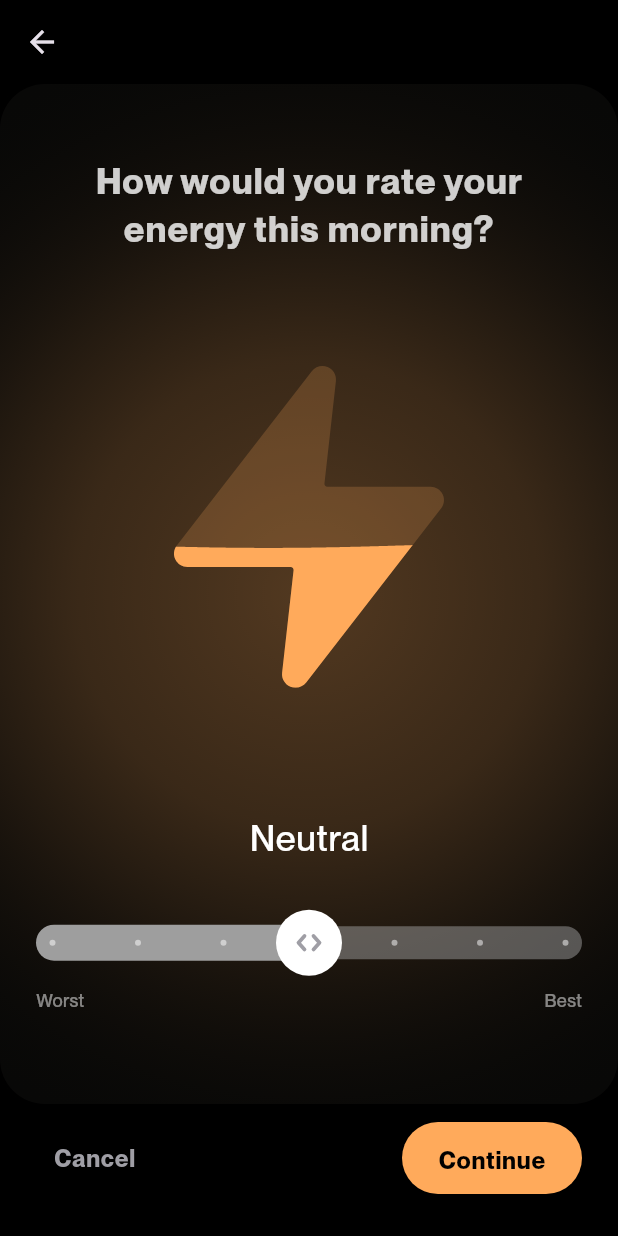
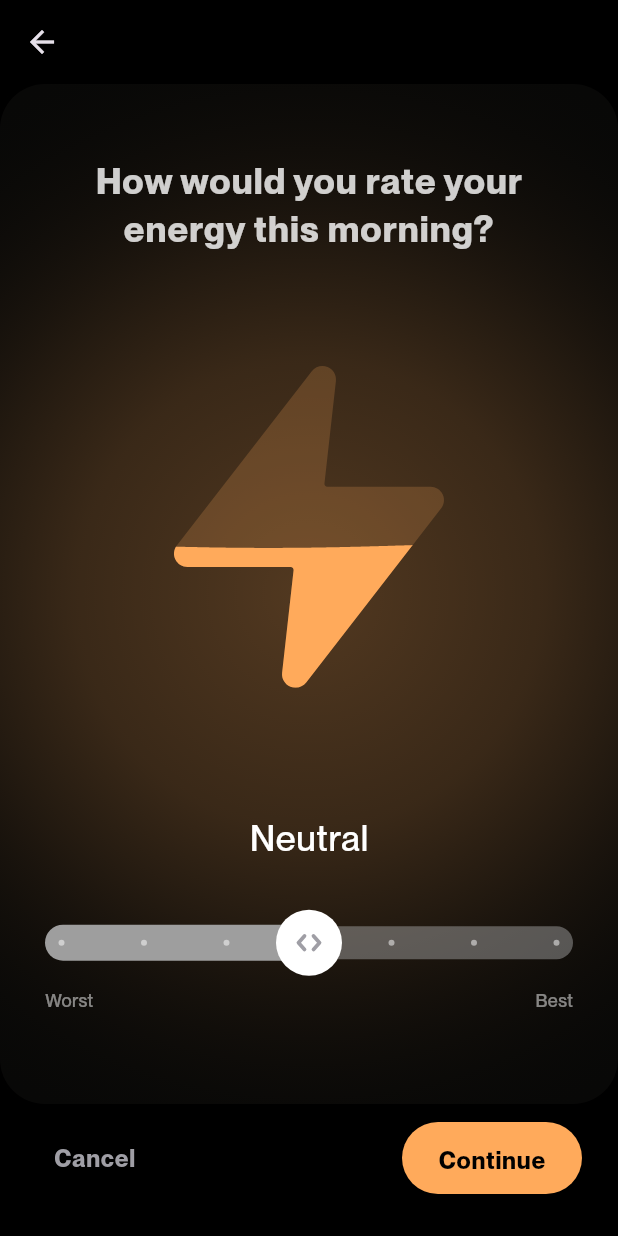
Before and after one commit to nicolaxs69/BiaApp, a Flutter app: the screen it shows after launch, on a phone screen of 412 x 824 dp. Run offline on Flutter 3.47's test engine with Material 3 defaults, Android fonts, the phone set to English and light mode, and no system bars.

Commit message:
Refactor EnergyRatingScreen: extract constants, improve button actions, and enhance slider label display

```diff
--- a/lib/presentation/energy_rating/screens/energy_rating_screen.dart
+++ b/lib/presentation/energy_rating/screens/energy_rating_screen.dart
@@ -5,6 +5,7 @@ import 'package:bia_app/presentation/energy_rating/widgets/custom_slider.dart';
 import 'package:bia_app/presentation/energy_rating/widgets/ligthning_bolt_widget/ligthning_widget.dart';
 import 'package:flutter/material.dart';
 import 'package:bia_app/assets/configs/constants/app_strings.dart';
+
 
 class EnergyRatingScreen extends StatefulWidget {
   const EnergyRatingScreen({super.key});
@@ -14,8 +15,35 @@ class EnergyRatingScreen extends StatefulWidget {
 }
 
 class _EnergyRatingScreenState extends State<EnergyRatingScreen> {
-  double _sliderValue = 4.0; // Initialize with middle value
-  double divisionOffsetFactor = 6 * 1.1;
+
+  static const double _initialSliderValue = 4.0;
+  static const double _divisionOffsetFactor = 6 * 1.1;
+  static const double _contentPadding = 24.0;
+  static const double _sliderHorizontalPadding = 30.0;
+  static const double _borderRadius = 30.0;
+
+  double _sliderValue = _initialSliderValue;
+
+  String _getEnergyLevelText(double value) {
+    switch (value.toInt()) {
+      case 1:
+        return AppStrings.energyStatusExhausted;
+      case 2:
+        return AppStrings.energyStatusTired;
+      case 3:
+        return AppStrings.energyStatusSlightlyTired;
+      case 4:
+        return AppStrings.energyStatusNeutral;
+      case 5:
+        return AppStrings.energyStatusSlightlyEnergized;
+      case 6:
+        return AppStrings.energyStatusEnergized;
+      case 7:
+        return AppStrings.energyStatusVeryEnergized;
+      default:
+        return '';
+    }
+  }
 
   @override
   Widget build(BuildContext context) {
@@ -25,29 +53,38 @@ class _EnergyRatingScreenState extends State<EnergyRatingScreen> {
         backgroundColor: Colors.transparent,
         elevation: 0,
         leading: BackButton(
-          onPressed: () {},
+          onPressed: () => Navigator.of(context).pop(),
         ),
       ),
       body: Column(
         children: [
-          Expanded(
-            child: _mainContent(),
-          ),
-          buttonsContent()
+          Expanded(child: _mainContent()),
+          _buttonsContent(),
         ],
       ),
     );
   }
 
-  Widget buttonsContent() {
+  Widget _buttonsContent() {
     return Container(
       color: AppColors.layoutBackground,
-      padding: const EdgeInsets.fromLTRB(24, 12, 24, 28),
+      padding: const EdgeInsets.fromLTRB(
+        _contentPadding,
+        _contentPadding / 2,
+        _contentPadding,
+        _contentPadding + 4,
+      ),
       child: Row(
         mainAxisAlignment: MainAxisAlignment.spaceBetween,
         children: [
-          CancelButton(title: AppStrings.buttonCancel, onPressed: () {}),
-          ContinueButton(title: AppStrings.buttonContinue, onPressed: () {}),
+          CancelButton(
+            title: AppStrings.buttonCancel,
+            onPressed: () => Navigator.of(context).pop(),
+          ),
+          ContinueButton(
+            title: AppStrings.buttonContinue,
+            onPressed: (){},
+          ),
         ],
       ),
     );
@@ -58,7 +95,7 @@ class _EnergyRatingScreenState extends State<EnergyRatingScreen> {
       decoration: BoxDecoration(
         color: AppColors.brown.withOpacity(0.3),
         borderRadius: const BorderRadius.all(
-          Radius.circular(30),
+          Radius.circular(_borderRadius),
         ),
       ),
       child: Stack(
@@ -74,7 +111,7 @@ class _EnergyRatingScreenState extends State<EnergyRatingScreen> {
                 const SizedBox(height: 76),
                 _energyLevelIcon(),
                 const SizedBox(height: 84),
-                _energyStatusDescriptionTect(),
+                _energyStatusDescriptionText(),
                 const SizedBox(height: 24),
                 _energyRatingSlider(),
               ],
@@ -85,10 +122,10 @@ class _EnergyRatingScreenState extends State<EnergyRatingScreen> {
     );
   }
 
-  Widget _energyStatusDescriptionTect() {
+  Widget _energyStatusDescriptionText() {
     return Center(
       child: Text(
-        _getEnergyLevelText(_sliderValue), // Updated
+        _getEnergyLevelText(_sliderValue),
         style: const TextStyle(
           fontFamily: 'ppneuemontreal',
           fontWeight: FontWeight.w500,
@@ -122,49 +159,40 @@ class _EnergyRatingScreenState extends State<EnergyRatingScreen> {
   Widget _energyLevelIcon() {
     return Center(
       child: LightningBoltWidget(
-        fillValue: (_sliderValue - 1) / divisionOffsetFactor,
+        fillValue: (_sliderValue - 1) / _divisionOffsetFactor,
       ),
     );
   }
 
   Widget _energyRatingSlider() {
     return Padding(
-      padding: const EdgeInsets.symmetric(horizontal: 24),
+      padding: const EdgeInsets.symmetric(horizontal: _sliderHorizontalPadding),
       child: Column(
         children: [
           CustomSlider(
             value: _sliderValue,
-            onChanged: (value) {
-              setState(() {
-                _sliderValue = value;
-              });
-            },
+            onChanged: (value) => setState(() => _sliderValue = value),
           ),
-          Row(
-            mainAxisAlignment: MainAxisAlignment.spaceBetween,
-            children: [
-              Text(
-                AppStrings.energyLevelWorst,
-                style: TextStyle(
-                  color: Colors.white.withOpacity(0.5),
-                  fontSize: 12,
-                  fontFamily: 'ppneuemontreal',
-                  fontWeight: FontWeight.w500,
-                ),
-              ),
-              Text(
-                AppStrings.energyLevelBest,
-                style: TextStyle(
-                  color: Colors.white.withOpacity(0.5),
-                  fontSize: 12,
-                  fontFamily: 'ppneuemontreal',
-                  fontWeight: FontWeight.w500,
-                ),
-              ),
-            ],
-          ),
+          _buildSliderLabels(),
         ],
       ),
+    );
+  }
+
+  Widget _buildSliderLabels() {
+    final labelStyle = TextStyle(
+      color: Colors.white.withOpacity(0.5),
+      fontSize: 12,
+      fontFamily: 'ppneuemontreal',
+      fontWeight: FontWeight.w500,
+    );
+
+    return Row(
+      mainAxisAlignment: MainAxisAlignment.spaceBetween,
+      children: [
+        Text(AppStrings.energyLevelWorst, style: labelStyle),
+        Text(AppStrings.energyLevelBest, style: labelStyle),
+      ],
     );
   }
 
@@ -185,24 +213,3 @@ class _EnergyRatingScreenState extends State<EnergyRatingScreen> {
     );
   }
 }
-
-String _getEnergyLevelText(double value) {
-  switch (value.toInt()) {
-    case 1:
-      return AppStrings.energyStatusExhausted;
-    case 2:
-      return AppStrings.energyStatusTired;
-    case 3:
-      return AppStrings.energyStatusSlightlyTired;
-    case 4:
-      return AppStrings.energyStatusNeutral;
-    case 5:
-      return AppStrings.energyStatusSlightlyEnergized;
-    case 6:
-      return AppStrings.energyStatusEnergized;
-    case 7:
-      return AppStrings.energyStatusVeryEnergized;
-    default:
-      return '';
-  }
-}
```
